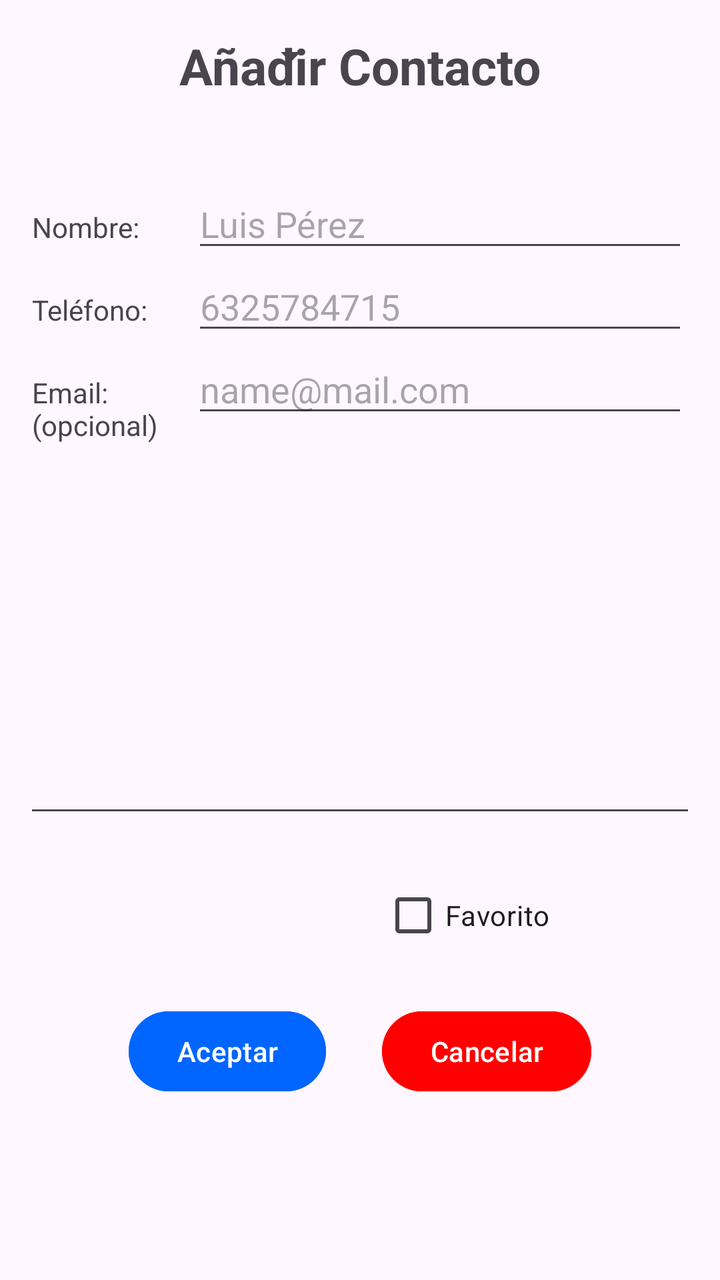
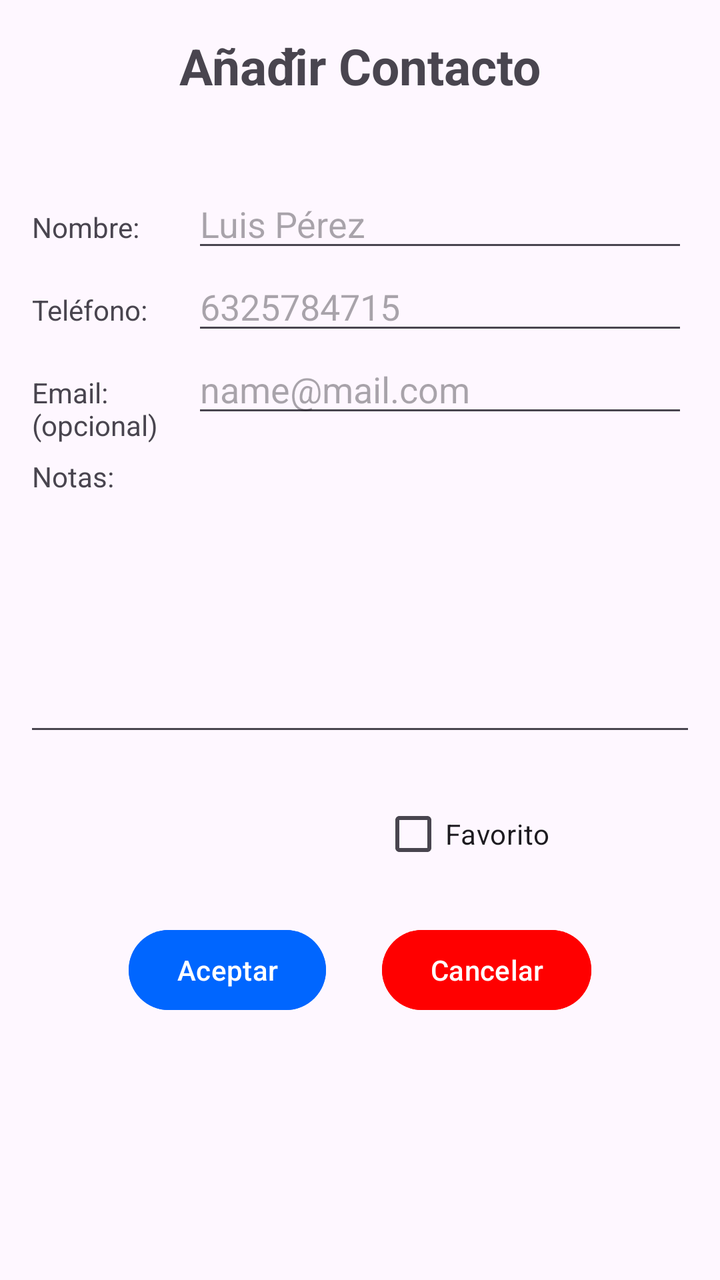

An Android layout rendered at two revisions. The XML below is the earlier revision; the diff shows what the commit changed to produce the second picture.
<!-- AndroidManifest.xml: application theme Theme.MiAgenda -->
<!-- res/layout/activity_contacto_form.xml -->
<?xml version="1.0" encoding="utf-8"?>
<androidx.constraintlayout.widget.ConstraintLayout xmlns:android="http://schemas.android.com/apk/res/android"
    xmlns:app="http://schemas.android.com/apk/res-auto"
    xmlns:tools="http://schemas.android.com/tools"
    android:id="@+id/main"
    android:layout_width="match_parent"
    android:layout_height="match_parent"
    tools:context=".ContactoFormActivity"
    android:padding="16dp">

    <TextView
        android:id="@+id/title"
        android:layout_width="wrap_content"
        android:layout_height="wrap_content"
        android:text="@string/add_contact_form_title"
        app:layout_constraintTop_toTopOf="parent"
        app:layout_constraintEnd_toEndOf="parent"
        app:layout_constraintStart_toStartOf="parent"
        android:textSize="25sp"
        android:textStyle="bold"
    />

    <TextView
        android:id="@+id/name"
        android:layout_width="80dp"
        android:layout_height="wrap_content"
        app:layout_constraintBaseline_toBaselineOf="@+id/name_input"
        app:layout_constraintStart_toStartOf="parent"
        android:text="@string/name"
    />
    <EditText
        android:id="@+id/name_input"
        android:layout_width="0dp"
        android:layout_height="wrap_content"
        android:inputType="textPersonName"
        android:hint="@string/name_example"
        app:layout_constraintTop_toBottomOf="@+id/title"
        app:layout_constraintStart_toEndOf="@id/name"
        app:layout_constraintEnd_toEndOf="parent"
        android:layout_marginTop="40dp"
    />

    <TextView
        android:id="@+id/phone"
        android:layout_width="80dp"
        android:layout_height="wrap_content"
        android:text="@string/phone"
        app:layout_constraintStart_toStartOf="parent"
        app:layout_constraintBaseline_toBaselineOf="@+id/phone_input"
    />
    <EditText
        android:id="@+id/phone_input"
        android:layout_width="0dp"
        android:layout_height="wrap_content"
        android:inputType="phone"
        android:hint="@string/phone_example"
        app:layout_constraintTop_toBottomOf="@+id/name_input"
        app:layout_constraintEnd_toEndOf="parent"
        app:layout_constraintStart_toEndOf="@+id/phone"
    />

    <TextView
        android:id="@+id/email"
        android:layout_width="80dp"
        android:layout_height="wrap_content"
        app:layout_constraintStart_toStartOf="parent"
        app:layout_constraintBaseline_toBaselineOf="@+id/email_input"
        android:text="@string/email"
    />
    <EditText
        android:id="@+id/email_input"
        android:layout_width="0dp"
        android:layout_height="wrap_content"
        app:layout_constraintStart_toEndOf="@+id/email"
        app:layout_constraintTop_toBottomOf="@+id/phone_input"
        app:layout_constraintEnd_toEndOf="parent"
        android:inputType="textEmailAddress"
        android:hint="@string/email_example"
    />

    <com.google.android.material.textfield.TextInputEditText
        android:id="@+id/notes_input"
        android:layout_width="2000dp"
        android:layout_height="200dp"
        app:layout_constraintTop_toBottomOf="@+id/email_input"
        app:layout_constraintStart_toStartOf="parent"
        app:layout_constraintEnd_toEndOf="parent"
        android:hint="@string/notes"
    />


    <Spinner
        android:id="@+id/category"
        android:layout_width="wrap_content"
        android:layout_height="wrap_content"
        android:layout_marginTop="20dp"
        app:layout_constraintStart_toStartOf="parent"
        app:layout_constraintEnd_toEndOf="@+id/favourite"
        app:layout_constraintBaseline_toBaselineOf="@+id/favourite"
    />

    <CheckBox
        android:id="@+id/favourite"
        android:layout_width="wrap_content"
        android:layout_height="wrap_content"
        android:text="@string/favourite"
        app:layout_constraintStart_toStartOf="@+id/category"
        app:layout_constraintEnd_toEndOf="parent"
        app:layout_constraintTop_toBottomOf="@+id/notes_input"
        android:layout_marginTop="20dp"
        android:layout_marginEnd="20dp"
        android:layout_marginStart="20dp"
    />

    <Button
        android:id="@+id/btnAccept"
        android:layout_width="wrap_content"
        android:layout_height="wrap_content"
        android:text="@string/btn_accept"
        app:layout_constraintStart_toStartOf="parent"
        app:layout_constraintHorizontal_chainStyle="packed"
        app:layout_constraintTop_toBottomOf="@+id/favourite"
        app:layout_constraintEnd_toStartOf="@+id/btnCancel"
        android:layout_marginTop="20dp"
        android:layout_marginEnd="20dp"
        android:backgroundTint="@color/blue"
    />
    <Button
        android:id="@+id/btnCancel"
        android:layout_width="wrap_content"
        android:layout_height="wrap_content"
        android:text="@string/btn_cancel"
        app:layout_constraintStart_toEndOf="@+id/btnAccept"
        app:layout_constraintTop_toTopOf="@+id/btnAccept"
        app:layout_constraintEnd_toEndOf="parent"
        android:layout_marginStart="8dp"
        android:backgroundTint="@color/red"
    />


</androidx.constraintlayout.widget.ConstraintLayout>
<!-- resources referenced by this layout -->
<resources>
  <color name="blue">#0066FF</color>
  <color name="red">#FF0000</color>
  <string name="add_contact_form_title">Añadir Contacto</string>
  <string name="btn_accept">Aceptar</string>
  <string name="btn_cancel">Cancelar</string>
  <string name="email">Email: (opcional)</string>
  <string name="email_example">name@mail.com</string>
  <string name="favourite">Favorito</string>
  <string name="name">Nombre: </string>
  <string name="name_example">Luis Pérez</string>
  <string name="notes">Notas: </string>"
  <string name="phone">Teléfono: </string>
  <string name="phone_example">6325784715</string>
  <style name="Theme.MiAgenda" parent="Base.Theme.MiAgenda" />
  <style name="Base.Theme.MiAgenda" parent="Theme.Material3.DayNight.NoActionBar">
          
          
      </style>
</resources>

<!-- the commit's change to res/layout/activity_contacto_form.xml (unified diff, before → after) -->
@@ -78,11 +78,24 @@
         android:hint="@string/email_example"
     />
 
+    <TextView
+        android:id="@+id/noteLabel"
+        android:layout_width="80dp"
+        android:layout_height="wrap_content"
+        app:layout_constraintStart_toStartOf="parent"
+        app:layout_constraintTop_toBottomOf="@id/email_input"
+        android:text="@string/notes"
+        android:layout_marginTop="15dp"
+        />
     <com.google.android.material.textfield.TextInputEditText
         android:id="@+id/notes_input"
         android:layout_width="2000dp"
-        android:layout_height="200dp"
-        app:layout_constraintTop_toBottomOf="@+id/email_input"
+        android:layout_height="0dp"
+        android:inputType="textMultiLine"
+        android:scrollbars="vertical"
+        android:gravity="top|start"
+        android:minLines="5"
+        app:layout_constraintTop_toBottomOf="@+id/noteLabel"
         app:layout_constraintStart_toStartOf="parent"
         app:layout_constraintEnd_toEndOf="parent"
         android:hint="@string/notes"
